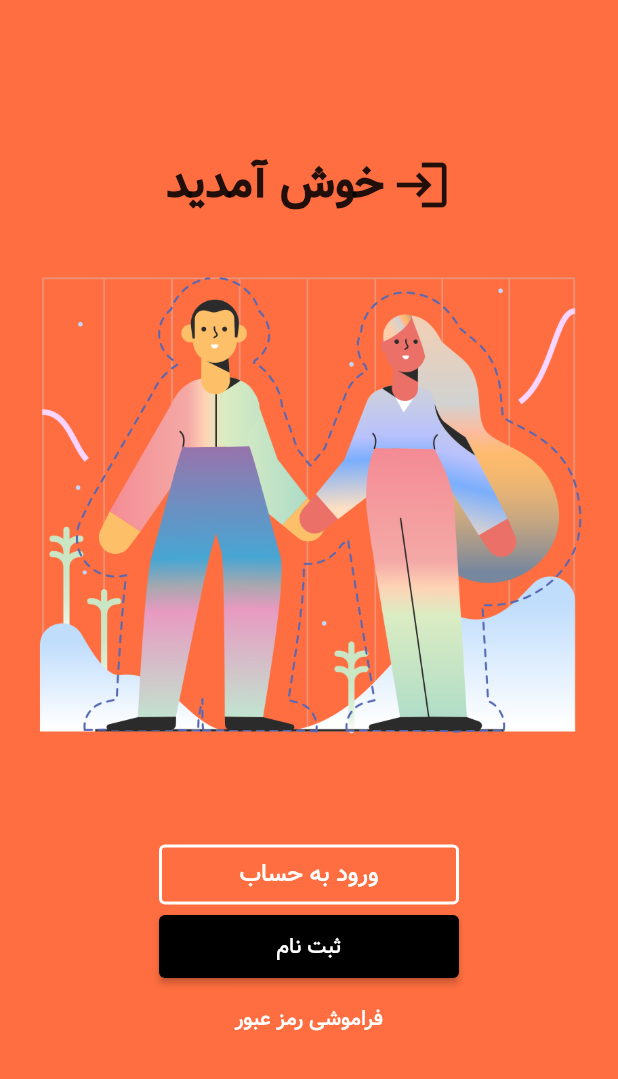
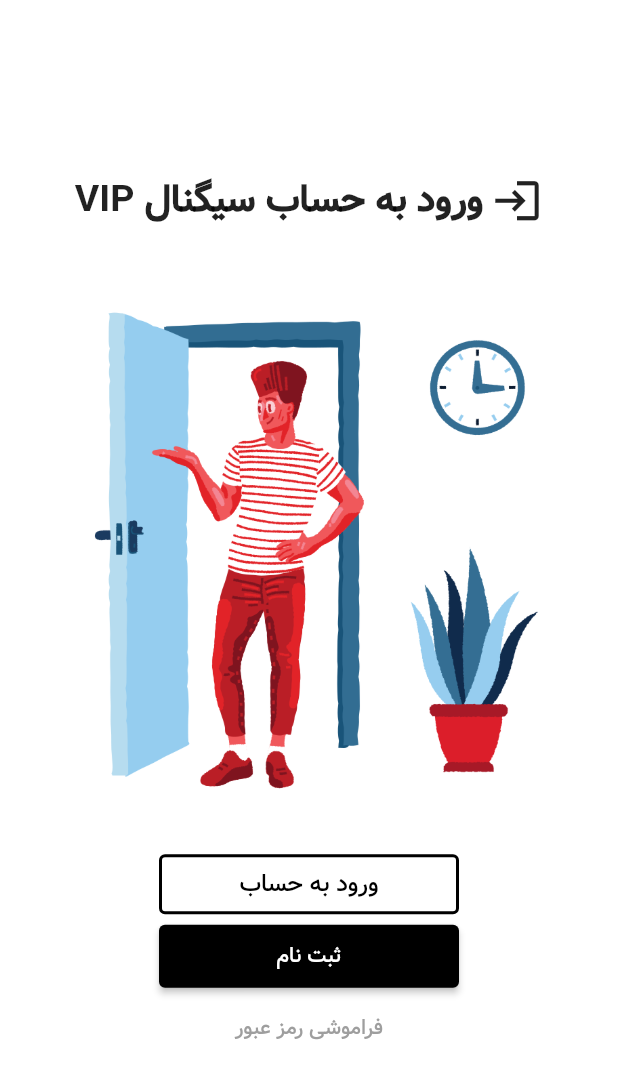
Before and after one commit to Ehsan973/flutter_signal_app, a Flutter app: the screen it shows after launch, on a phone screen of 412 x 824 dp. Shown: the top 1079 px of the screen. Run offline on Flutter 3.47's test engine with Material 2 defaults, Android fonts, the phone set to English and light mode, and no system bars.

Commit message:
Change LoginScreen design

```diff
--- a/lib/login_page.dart
+++ b/lib/login_page.dart
@@ -16,22 +16,20 @@ class LoginPage extends StatelessWidget {
   @override
   Widget build(BuildContext context) {
     return Scaffold(
-      backgroundColor: Colors.deepOrangeAccent,
+      backgroundColor: Colors.white,
       body: SafeArea(
+        child: Center(
           child: SingleChildScrollView(
             child: Column(
               mainAxisAlignment: MainAxisAlignment.center,
               children: [
-              SizedBox(
-                height: 100,
-              ),
                 Row(
                   mainAxisAlignment: MainAxisAlignment.center,
                   children: [
                     Text(
-                    'خوش آمدید',
+                      'VIP ورود به حساب سیگنال',
                       style: TextStyle(
-                      fontSize: 30,
+                        fontSize: 25,
                         fontWeight: FontWeight.bold,
                       ),
                     ),
@@ -40,12 +38,12 @@ class LoginPage extends StatelessWidget {
                     ),
                     Icon(
                       Icons.login,
-                    size: 40,
+                      size: 35,
                     ),
                   ],
                 ),
                 Image(
-                image: AssetImage("images/welcome.png"),
+                  image: AssetImage("images/w.png"),
                 ),
                 OutlinedButton(
                   onPressed: () {
@@ -56,10 +54,10 @@ class LoginPage extends StatelessWidget {
                     style: TextStyle(fontSize: 16),
                   ),
                   style: OutlinedButton.styleFrom(
-                  foregroundColor: Colors.white,
+                    foregroundColor: Colors.black,
                     minimumSize: Size(200, 40),
                     side: BorderSide(
-                    color: Colors.white,
+                      color: Colors.black,
                       width: 2,
                     ),
                   ),
@@ -75,7 +73,7 @@ class LoginPage extends StatelessWidget {
                 ),
                 TextButton(
                   style: TextButton.styleFrom(
-                  foregroundColor: Colors.white,
+                    foregroundColor: Colors.grey,
                   ),
                   onPressed: () {
                     navigateToPage(context, PasswordRicovery());
@@ -86,6 +84,7 @@ class LoginPage extends StatelessWidget {
             ),
           ),
         ),
+      ),
     );
   }
 }
```
Lines whose indentation alone changed are shown as unchanged.
